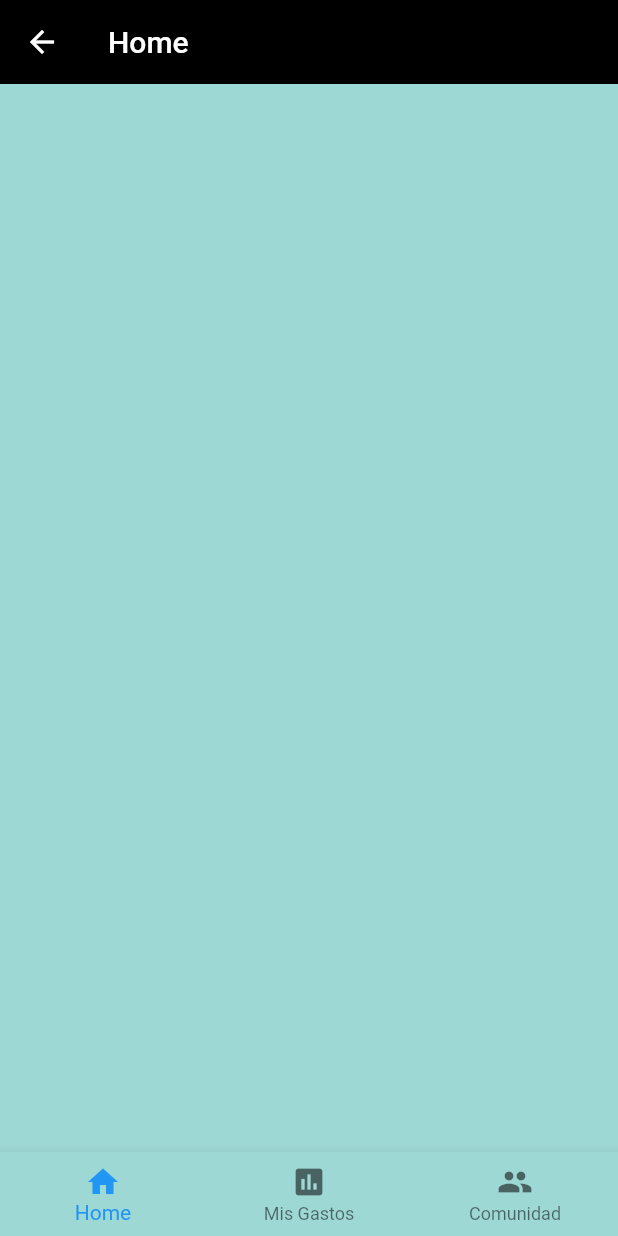
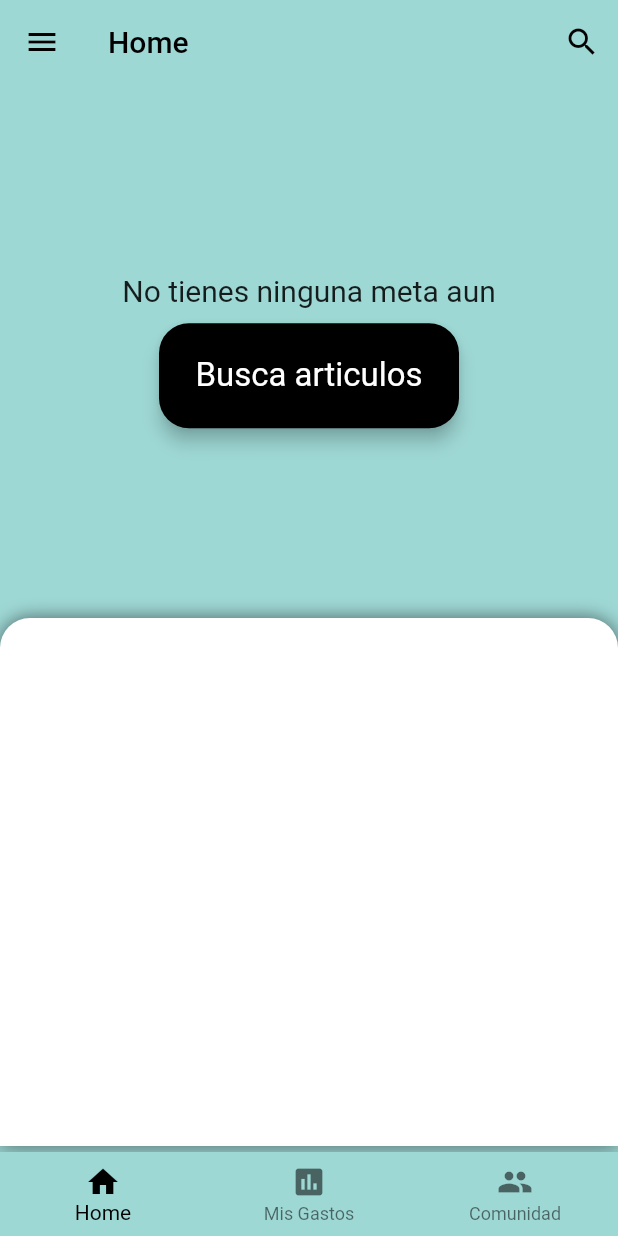
Before and after one commit to Exeltor/Proyecto-Interfaces, a Flutter app: the TabsScreen screen opened by its route, on a phone screen of 412 x 824 dp. Run offline on Flutter 3.47's test engine with Material 2 defaults, Android fonts, the phone set to English and light mode, and no system bars; our stand-ins replace google_fonts; Roboto replaces fonts that are missing (Ubuntu).

Commit message:
home mas o menos hecho. Sin contenido

```diff
--- a/starlite/lib/providers/data.dart
+++ b/starlite/lib/providers/data.dart
@@ -2,14 +2,25 @@ import 'package:flutter/material.dart';
 
 class DataProvider with ChangeNotifier {
   bool isLoggedIn = false;
+  List<Map<String, dynamic>> users = [
+    {'email': 'jorge@mail.com', 'password': 'jorgeM', 'metas': []},
+    {'email': 'alexey@mail.com', 'password': 'alexey', 'metas': []},
+  ];
+  List<Map<String, dynamic>> products = [
+    {}
+  ];
 
-  login() {
+  int currentUser;
+
+  login(int index) {
     this.isLoggedIn = true;
+    currentUser = index;
     notifyListeners();
   }
 
   logout() {
     this.isLoggedIn = false;
+    currentUser = null;
     this.notifyListeners();
   }
 }
--- a/starlite/lib/screens/home_screen.dart
+++ b/starlite/lib/screens/home_screen.dart
@@ -1,10 +1,52 @@
 import 'package:flutter/material.dart';
+import 'package:starlite/widgets/rounded_black_button.dart';
 
 class HomeScreen extends StatelessWidget {
   @override
   Widget build(BuildContext context) {
+    final deviceMedia = MediaQuery.of(context);
     return Container(
-
+      child: Column(
+        children: <Widget>[
+          Container(
+            height: (deviceMedia.size.height / 2) - Scaffold.of(context).appBarMaxHeight,
+            width: double.infinity,
+            child: Column(
+              mainAxisAlignment: MainAxisAlignment.center,
+              children: <Widget>[
+                Text(
+                  'No tienes ninguna meta aun',
+                  style: TextStyle(fontSize: 20),
+                ),
+                const SizedBox(height: 10),
+                RoundedBlackButton(
+                  child: Text(
+                    'Busca articulos',
+                    style: TextStyle(color: Colors.white, fontSize: 22),
+                  ),
+                  onTap: () {},
+                ),
+              ],
+            ),
+          ),
+          Container(
+            height: (deviceMedia.size.height / 2) - 60,
+            decoration: BoxDecoration(
+              color: Colors.white,
+              borderRadius: BorderRadius.only(
+                topLeft: Radius.circular(20),
+                topRight: Radius.circular(20),
+              ),
+              boxShadow: [
+                BoxShadow(
+                  color: Colors.black54,
+                  blurRadius: 10,
+                ),
+              ],
+            ),
+          )
+        ],
+      ),
     );
   }
 }
--- a/starlite/lib/screens/tabs_screen.dart
+++ b/starlite/lib/screens/tabs_screen.dart
@@ -2,6 +2,7 @@ import 'package:flutter/material.dart';
 import 'package:starlite/screens/comunidad_screen.dart';
 import 'package:starlite/screens/gastos_screen.dart';
 import 'package:starlite/screens/home_screen.dart';
+import 'package:starlite/widgets/app_drawer.dart';
 
 class TabsScreen extends StatefulWidget {
   static final routeName = '/tabs-screen';
@@ -10,20 +11,31 @@ class TabsScreen extends StatefulWidget {
   _TabsScreenState createState() => _TabsScreenState();
 }
 
-class _TabsScreenState extends State<TabsScreen> {
+class _TabsScreenState extends State<TabsScreen>
+    with SingleTickerProviderStateMixin {
+  Animation<Color> animationAppBar, animationIconsText;
+  AnimationController controller;
+  ScrollController _scrollController;
+  bool _scrolledDown = false;
   int _selectedScreen = 0;
   List _pageViews = [
     {
       'screen': HomeScreen(),
-      'title': 'Home'
+      'title': 'Home',
+      'actions': [
+        IconButton(
+          icon: Icon(Icons.search),
+          onPressed: () {},
+        ),
+      ]
     },
     {
       'screen': GastosScreen(),
-      'title': 'Mis Gastos'
+      'title': 'Mis Gastos',
     },
     {
       'screen': ComunidadScreen(),
-      'title': 'Comunidad'
+      'title': 'Comunidad',
     },
   ];
 
@@ -33,17 +45,65 @@ class _TabsScreenState extends State<TabsScreen> {
     });
   }
 
+  _scrollListener() {
+    if (_scrollController.position.pixels ==
+        _scrollController.position.minScrollExtent) {
+      controller.reverse();
+      setState(() {
+        _scrolledDown = false;
+      });
+    } else {
+      controller.forward();
+      setState(() {
+        _scrolledDown = true;
+      });
+    }
+  }
+
+  @override
+  void initState() {
+    super.initState();
+    _scrollController = ScrollController();
+    _scrollController.addListener(_scrollListener);
+    controller = AnimationController(
+        duration: const Duration(milliseconds: 300), vsync: this);
+    animationAppBar = ColorTween(begin: Colors.transparent, end: Colors.black)
+        .animate(controller);
+    animationIconsText =
+        ColorTween(begin: Colors.black, end: Colors.white).animate(controller);
+  }
+
+  @override
+  void dispose() {
+    _scrollController.dispose();
+    super.dispose();
+  }
+
   @override
   Widget build(BuildContext context) {
-    return Scaffold(
+    return AnimatedBuilder(
+      animation: controller,
+      child: SingleChildScrollView(
+        controller: _scrollController,
+        child: _pageViews[_selectedScreen]['screen'],
+      ),
+      builder: (context, child) => Scaffold(
         appBar: AppBar(
-        title: Text(_pageViews[_selectedScreen]['title']),
+          title: Text(
+            _pageViews[_selectedScreen]['title'],
+            style: TextStyle(color: animationIconsText.value),
           ),
-      body: _pageViews[_selectedScreen]['screen'],
+          backgroundColor: animationAppBar.value,
+          actions: _pageViews[_selectedScreen]['actions'],
+          iconTheme: IconThemeData(color: animationIconsText.value),
+        ),
+        drawer: AppDrawer(),
+        body: child,
         bottomNavigationBar: BottomNavigationBar(
           currentIndex: _selectedScreen,
           onTap: _selectPage,
           type: BottomNavigationBarType.fixed,
+          selectedItemColor: Colors.black,
           items: const [
             BottomNavigationBarItem(
               icon: Icon(Icons.home),
@@ -59,6 +119,22 @@ class _TabsScreenState extends State<TabsScreen> {
             ),
           ],
         ),
+      ),
     );
   }
 }
+
+// AnimatedDefaultTextStyle(
+//           child: Text(
+//             _pageViews[_selectedScreen]['title'],
+//             style: TextStyle(
+//               fontFamily: textStyle.fontFamily,
+//               fontSize: 22,
+//               fontWeight: textStyle.fontWeight,
+//             ),
+//           ),
+//           style: _isScrolledDown
+//               ? TextStyle(color: Colors.white)
+//               : TextStyle(color: Colors.black),
+//           duration: Duration(milliseconds: 300),
+//         ),
```
Also changed, not shown: starlite/lib/screens/login_screen.dart (+28 -6 lines), starlite/lib/widgets/app_drawer.dart (added, +28 -0 lines). Lines whose indentation alone changed are shown as unchanged.
